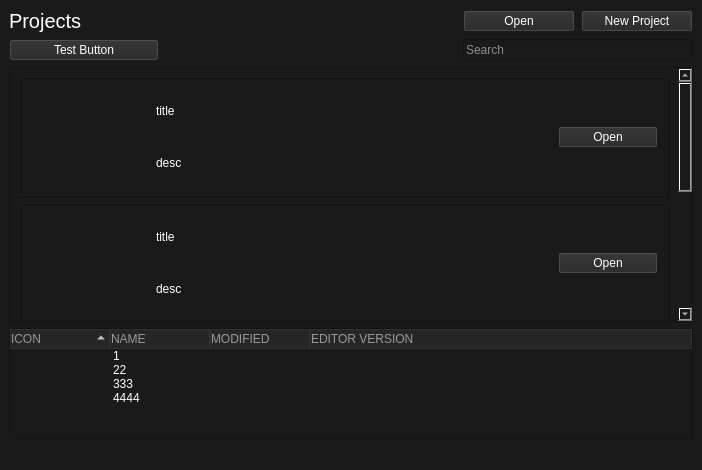
Qt form UnityLauncher.ui (Kainkun/UnityLauncher) before a commit.
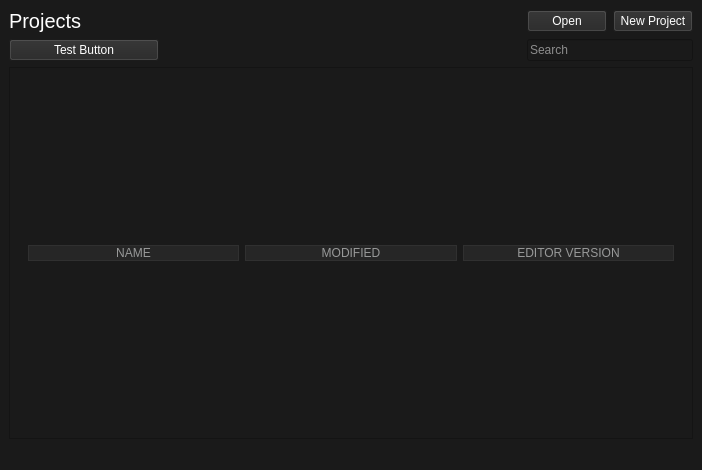
The same form after that commit. Icons and pictures are not drawn.

Commit message: function to create projects in the list

Diff of the .ui file:
```diff
--- a/UnityLauncher.ui
+++ b/UnityLauncher.ui
@@ -42,7 +42,48 @@
 }</string>
   </property>
   <widget class="QWidget" name="centralwidget">
-   <layout class="QGridLayout" name="gridLayout" columnstretch="4,1,1">
+   <layout class="QGridLayout" name="centralwidgetLayout" columnstretch="4,0,0">
+    <item row="2" column="1">
+     <widget class="QPushButton" name="openButton_5">
+      <property name="text">
+       <string>Open</string>
+      </property>
+     </widget>
+    </item>
+    <item row="2" column="2">
+     <widget class="QPushButton" name="newProjectButton">
+      <property name="text">
+       <string>New Project</string>
+      </property>
+     </widget>
+    </item>
+    <item row="2" column="0">
+     <widget class="QLabel" name="titleLabel">
+      <property name="sizePolicy">
+       <sizepolicy hsizetype="Expanding" vsizetype="Preferred">
+        <horstretch>0</horstretch>
+        <verstretch>0</verstretch>
+       </sizepolicy>
+      </property>
+      <property name="maximumSize">
+       <size>
+        <width>16777215</width>
+        <height>16777215</height>
+       </size>
+      </property>
+      <property name="font">
+       <font>
+        <pointsize>15</pointsize>
+       </font>
+      </property>
+      <property name="text">
+       <string>Projects</string>
+      </property>
+      <property name="alignment">
+       <set>Qt::AlignLeading|Qt::AlignLeft|Qt::AlignVCenter</set>
+      </property>
+     </widget>
+    </item>
     <item row="4" column="0" colspan="3">
      <widget class="QScrollArea" name="projectsScrollArea">
       <property name="widgetResizable">
@@ -53,492 +94,57 @@
         <rect>
          <x>0</x>
          <y>0</y>
-         <width>675</width>
-         <height>508</height>
+         <width>688</width>
+         <height>374</height>
         </rect>
        </property>
-       <layout class="QVBoxLayout" name="verticalLayout">
+       <layout class="QVBoxLayout" name="projectsContentsLayout">
         <item>
-         <widget class="QFrame" name="ProjectTemplate">
-          <property name="sizePolicy">
-           <sizepolicy hsizetype="Preferred" vsizetype="Fixed">
-            <horstretch>0</horstretch>
-            <verstretch>0</verstretch>
-           </sizepolicy>
-          </property>
-          <property name="minimumSize">
-           <size>
-            <width>0</width>
-            <height>120</height>
-           </size>
-          </property>
-          <property name="maximumSize">
-           <size>
-            <width>16777215</width>
-            <height>16777215</height>
-           </size>
-          </property>
-          <property name="frameShape">
-           <enum>QFrame::Box</enum>
-          </property>
-          <property name="frameShadow">
-           <enum>QFrame::Raised</enum>
-          </property>
-          <layout class="QGridLayout" name="gridLayout_2">
-           <item row="1" column="3">
-            <widget class="QLabel" name="description">
-             <property name="text">
-              <string>desc</string>
+         <widget class="QWidget" name="sortButtons" native="true">
+          <layout class="QGridLayout" name="sortButtonsLayout">
+           <item row="0" column="0">
+            <widget class="QPushButton" name="pushButton">
+             <property name="styleSheet">
+              <string notr="true">color: rgb(152, 153, 153);
+background-color: rgb(38, 38, 38);
+border: 1px solid rgb(48, 48, 48);</string>
              </property>
-            </widget>
-           </item>
-           <item row="0" column="4" rowspan="2">
-            <widget class="QPushButton" name="openButton">
-             <property name="sizePolicy">
-              <sizepolicy hsizetype="Fixed" vsizetype="Fixed">
-               <horstretch>0</horstretch>
-               <verstretch>0</verstretch>
-              </sizepolicy>
-             </property>
-             <property name="minimumSize">
-              <size>
-               <width>100</width>
-               <height>0</height>
-              </size>
-             </property>
              <property name="text">
-              <string>Open</string>
+              <string>NAME</string>
              </property>
             </widget>
            </item>
-           <item row="0" column="0" rowspan="2">
-            <widget class="QLabel" name="icon">
-             <property name="sizePolicy">
-              <sizepolicy hsizetype="Preferred" vsizetype="Expanding">
-               <horstretch>0</horstretch>
-               <verstretch>0</verstretch>
-              </sizepolicy>
+           <item row="0" column="2">
+            <widget class="QPushButton" name="pushButton_3">
+             <property name="styleSheet">
+              <string notr="true">color: rgb(152, 153, 153);
+background-color: rgb(38, 38, 38);
+border: 1px solid rgb(48, 48, 48);</string>
              </property>
-             <property name="maximumSize">
-              <size>
-               <width>100</width>
-               <height>100</height>
-              </size>
-             </property>
              <property name="text">
-              <string/>
+              <string>EDITOR VERSION</string>
              </property>
-             <property name="pixmap">
-              <pixmap resource="resource.qrc">:/images/Images/UnityIcon.png</pixmap>
-             </property>
-             <property name="scaledContents">
-              <bool>true</bool>
-             </property>
             </widget>
            </item>
-           <item row="0" column="3">
-            <widget class="QLabel" name="title">
-             <property name="text">
-              <string>title</string>
+           <item row="0" column="1">
+            <widget class="QPushButton" name="pushButton_2">
+             <property name="styleSheet">
+              <string notr="true">color: rgb(152, 153, 153);
+background-color: rgb(38, 38, 38);
+border: 1px solid rgb(48, 48, 48);</string>
              </property>
-            </widget>
-           </item>
-           <item row="0" column="1" rowspan="2">
-            <spacer name="horizontalSpacer">
-             <property name="orientation">
-              <enum>Qt::Horizontal</enum>
-             </property>
-             <property name="sizeType">
-              <enum>QSizePolicy::Fixed</enum>
-             </property>
-             <property name="sizeHint" stdset="0">
-              <size>
-               <width>20</width>
-               <height>20</height>
-              </size>
-             </property>
-            </spacer>
-           </item>
-          </layout>
-         </widget>
-        </item>
-        <item>
-         <widget class="QFrame" name="ProjectTemplate_2">
-          <property name="sizePolicy">
-           <sizepolicy hsizetype="Preferred" vsizetype="Fixed">
-            <horstretch>0</horstretch>
-            <verstretch>0</verstretch>
-           </sizepolicy>
-          </property>
-          <property name="minimumSize">
-           <size>
-            <width>0</width>
-            <height>120</height>
-           </size>
-          </property>
-          <property name="maximumSize">
-           <size>
-            <width>16777215</width>
-            <height>16777215</height>
-           </size>
-          </property>
-          <property name="frameShape">
-           <enum>QFrame::Box</enum>
-          </property>
-          <property name="frameShadow">
-           <enum>QFrame::Raised</enum>
-          </property>
-          <layout class="QGridLayout" name="gridLayout_3">
-           <item row="1" column="3">
-            <widget class="QLabel" name="description_2">
              <property name="text">
-              <string>desc</string>
+              <string>MODIFIED</string>
              </property>
             </widget>
            </item>
-           <item row="0" column="4" rowspan="2">
-            <widget class="QPushButton" name="openButton_2">
-             <property name="sizePolicy">
-              <sizepolicy hsizetype="Fixed" vsizetype="Fixed">
-               <horstretch>0</horstretch>
-               <verstretch>0</verstretch>
-              </sizepolicy>
-             </property>
-             <property name="minimumSize">
-              <size>
-               <width>100</width>
-               <height>0</height>
-              </size>
-             </property>
-             <property name="text">
-              <string>Open</string>
-             </property>
-            </widget>
-           </item>
-           <item row="0" column="0" rowspan="2">
-            <widget class="QLabel" name="icon_2">
-             <property name="sizePolicy">
-              <sizepolicy hsizetype="Preferred" vsizetype="Expanding">
-               <horstretch>0</horstretch>
-               <verstretch>0</verstretch>
-              </sizepolicy>
-             </property>
-             <property name="maximumSize">
-              <size>
-               <width>100</width>
-               <height>100</height>
-              </size>
-             </property>
-             <property name="text">
-              <string/>
-             </property>
-             <property name="pixmap">
-              <pixmap resource="resource.qrc">:/images/Images/UnityIcon.png</pixmap>
-             </property>
-             <property name="scaledContents">
-              <bool>true</bool>
-             </property>
-            </widget>
-           </item>
-           <item row="0" column="3">
-            <widget class="QLabel" name="title_2">
-             <property name="text">
-              <string>title</string>
-             </property>
-            </widget>
-           </item>
-           <item row="0" column="1" rowspan="2">
-            <spacer name="horizontalSpacer_2">
-             <property name="orientation">
-              <enum>Qt::Horizontal</enum>
-             </property>
-             <property name="sizeType">
-              <enum>QSizePolicy::Fixed</enum>
-             </property>
-             <property name="sizeHint" stdset="0">
-              <size>
-               <width>20</width>
-               <height>20</height>
-              </size>
-             </property>
-            </spacer>
-           </item>
           </layout>
          </widget>
         </item>
-        <item>
-         <widget class="QFrame" name="ProjectTemplate_3">
-          <property name="sizePolicy">
-           <sizepolicy hsizetype="Preferred" vsizetype="Fixed">
-            <horstretch>0</horstretch>
-            <verstretch>0</verstretch>
-           </sizepolicy>
-          </property>
-          <property name="minimumSize">
-           <size>
-            <width>0</width>
-            <height>120</height>
-           </size>
-          </property>
-          <property name="maximumSize">
-           <size>
-            <width>16777215</width>
-            <height>16777215</height>
-           </size>
-          </property>
-          <property name="frameShape">
-           <enum>QFrame::Box</enum>
-          </property>
-          <property name="frameShadow">
-           <enum>QFrame::Raised</enum>
-          </property>
-          <layout class="QGridLayout" name="gridLayout_4">
-           <item row="1" column="3">
-            <widget class="QLabel" name="description_3">
-             <property name="text">
-              <string>desc</string>
-             </property>
-            </widget>
-           </item>
-           <item row="0" column="4" rowspan="2">
-            <widget class="QPushButton" name="openButton_3">
-             <property name="sizePolicy">
-              <sizepolicy hsizetype="Fixed" vsizetype="Fixed">
-               <horstretch>0</horstretch>
-               <verstretch>0</verstretch>
-              </sizepolicy>
-             </property>
-             <property name="minimumSize">
-              <size>
-               <width>100</width>
-               <height>0</height>
-              </size>
-             </property>
-             <property name="text">
-              <string>Open</string>
-             </property>
-            </widget>
-           </item>
-           <item row="0" column="0" rowspan="2">
-            <widget class="QLabel" name="icon_3">
-             <property name="sizePolicy">
-              <sizepolicy hsizetype="Preferred" vsizetype="Expanding">
-               <horstretch>0</horstretch>
-               <verstretch>0</verstretch>
-              </sizepolicy>
-             </property>
-             <property name="maximumSize">
-              <size>
-               <width>100</width>
-               <height>100</height>
-              </size>
-             </property>
-             <property name="text">
-              <string/>
-             </property>
-             <property name="pixmap">
-              <pixmap resource="resource.qrc">:/images/Images/UnityIcon.png</pixmap>
-             </property>
-             <property name="scaledContents">
-              <bool>true</bool>
-             </property>
-            </widget>
-           </item>
-           <item row="0" column="3">
-            <widget class="QLabel" name="title_3">
-             <property name="text">
-              <string>title</string>
-             </property>
-            </widget>
-           </item>
-           <item row="0" column="1" rowspan="2">
-            <spacer name="horizontalSpacer_3">
-             <property name="orientation">
-              <enum>Qt::Horizontal</enum>
-             </property>
-             <property name="sizeType">
-              <enum>QSizePolicy::Fixed</enum>
-             </property>
-             <property name="sizeHint" stdset="0">
-              <size>
-               <width>20</width>
-               <height>20</height>
-              </size>
-             </property>
-            </spacer>
-           </item>
-          </layout>
-         </widget>
-        </item>
-        <item>
-         <widget class="QFrame" name="ProjectTemplate_4">
-          <property name="sizePolicy">
-           <sizepolicy hsizetype="Preferred" vsizetype="Fixed">
-            <horstretch>0</horstretch>
-            <verstretch>0</verstretch>
-           </sizepolicy>
-          </property>
-          <property name="minimumSize">
-           <size>
-            <width>0</width>
-            <height>120</height>
-           </size>
-          </property>
-          <property name="maximumSize">
-           <size>
-            <width>16777215</width>
-            <height>16777215</height>
-           </size>
-          </property>
-          <property name="frameShape">
-           <enum>QFrame::Box</enum>
-          </property>
-          <property name="frameShadow">
-           <enum>QFrame::Raised</enum>
-          </property>
-          <layout class="QGridLayout" name="gridLayout_5">
-           <item row="1" column="3">
-            <widget class="QLabel" name="description_4">
-             <property name="text">
-              <string>desc</string>
-             </property>
-            </widget>
-           </item>
-           <item row="0" column="4" rowspan="2">
-            <widget class="QPushButton" name="openButton_4">
-             <property name="sizePolicy">
-              <sizepolicy hsizetype="Fixed" vsizetype="Fixed">
-               <horstretch>0</horstretch>
-               <verstretch>0</verstretch>
-              </sizepolicy>
-             </property>
-             <property name="minimumSize">
-              <size>
-               <width>100</width>
-               <height>0</height>
-              </size>
-             </property>
-             <property name="text">
-              <string>Open</string>
-             </property>
-            </widget>
-           </item>
-           <item row="0" column="0" rowspan="2">
-            <widget class="QLabel" name="icon_4">
-             <property name="sizePolicy">
-              <sizepolicy hsizetype="Preferred" vsizetype="Expanding">
-               <horstretch>0</horstretch>
-               <verstretch>0</verstretch>
-              </sizepolicy>
-             </property>
-             <property name="maximumSize">
-              <size>
-               <width>100</width>
-               <height>100</height>
-              </size>
-             </property>
-             <property name="text">
-              <string/>
-             </property>
-             <property name="pixmap">
-              <pixmap resource="resource.qrc">:/images/Images/UnityIcon.png</pixmap>
-             </property>
-             <property name="scaledContents">
-              <bool>true</bool>
-             </property>
-            </widget>
-           </item>
-           <item row="0" column="3">
-            <widget class="QLabel" name="title_4">
-             <property name="text">
-              <string>title</string>
-             </property>
-            </widget>
-           </item>
-           <item row="0" column="1" rowspan="2">
-            <spacer name="horizontalSpacer_4">
-             <property name="orientation">
-              <enum>Qt::Horizontal</enum>
-             </property>
-             <property name="sizeType">
-              <enum>QSizePolicy::Fixed</enum>
-             </property>
-             <property name="sizeHint" stdset="0">
-              <size>
-               <width>20</width>
-               <height>20</height>
-              </size>
-             </property>
-            </spacer>
-           </item>
-          </layout>
-         </widget>
-        </item>
-        <item>
-         <spacer name="verticalSpacer">
-          <property name="orientation">
-           <enum>Qt::Vertical</enum>
-          </property>
-          <property name="sizeHint" stdset="0">
-           <size>
-            <width>20</width>
-            <height>40</height>
-           </size>
-          </property>
-         </spacer>
-        </item>
        </layout>
       </widget>
      </widget>
     </item>
-    <item row="3" column="1" colspan="2">
-     <widget class="QLineEdit" name="searchLineEdit">
-      <property name="placeholderText">
-       <string>Search</string>
-      </property>
-     </widget>
-    </item>
-    <item row="2" column="0">
-     <widget class="QLabel" name="titleLabel">
-      <property name="sizePolicy">
-       <sizepolicy hsizetype="Expanding" vsizetype="Preferred">
-        <horstretch>0</horstretch>
-        <verstretch>0</verstretch>
-       </sizepolicy>
-      </property>
-      <property name="maximumSize">
-       <size>
-        <width>16777215</width>
-        <height>16777215</height>
-       </size>
-      </property>
-      <property name="font">
-       <font>
-        <pointsize>15</pointsize>
-       </font>
-      </property>
-      <property name="text">
-       <string>Projects</string>
-      </property>
-      <property name="alignment">
-       <set>Qt::AlignLeading|Qt::AlignLeft|Qt::AlignVCenter</set>
-      </property>
-     </widget>
-    </item>
-    <item row="2" column="1">
-     <widget class="QPushButton" name="openButton_5">
-      <property name="text">
-       <string>Open</string>
-      </property>
-     </widget>
-    </item>
-    <item row="2" column="2">
-     <widget class="QPushButton" name="newProjectButton">
-      <property name="text">
-       <string>New Project</string>
-      </property>
-     </widget>
-    </item>
     <item row="3" column="0">
      <widget class="QPushButton" name="testButton">
       <property name="sizePolicy">
@@ -564,66 +170,11 @@
       </property>
      </widget>
     </item>
-    <item row="5" column="0" colspan="3">
-     <widget class="QTreeWidget" name="treeWidget">
-      <property name="selectionMode">
-       <enum>QAbstractItemView::NoSelection</enum>
+    <item row="3" column="1" colspan="2">
+     <widget class="QLineEdit" name="searchLineEdit">
+      <property name="placeholderText">
+       <string>Search</string>
       </property>
-      <property name="sortingEnabled">
-       <bool>true</bool>
-      </property>
-      <column>
-       <property name="text">
-        <string>ICON</string>
-       </property>
-      </column>
-      <column>
-       <property name="text">
-        <string>NAME</string>
-       </property>
-      </column>
-      <column>
-       <property name="text">
-        <string>MODIFIED</string>
-       </property>
-      </column>
-      <column>
-       <property name="text">
-        <string>EDITOR VERSION</string>
-       </property>
-      </column>
-      <item>
-       <property name="text">
-        <string/>
-       </property>
-       <property name="text">
-        <string>1</string>
-       </property>
-      </item>
-      <item>
-       <property name="text">
-        <string/>
-       </property>
-       <property name="text">
-        <string>22</string>
-       </property>
-      </item>
-      <item>
-       <property name="text">
-        <string/>
-       </property>
-       <property name="text">
-        <string>333</string>
-       </property>
-      </item>
-      <item>
-       <property name="text">
-        <string/>
-       </property>
-       <property name="text">
-        <string>4444</string>
-       </property>
-      </item>
      </widget>
     </item>
    </layout>
```
Left out of the diff: 2 changed lines with no effect on the pictures. The commit also changes 6 other files.
